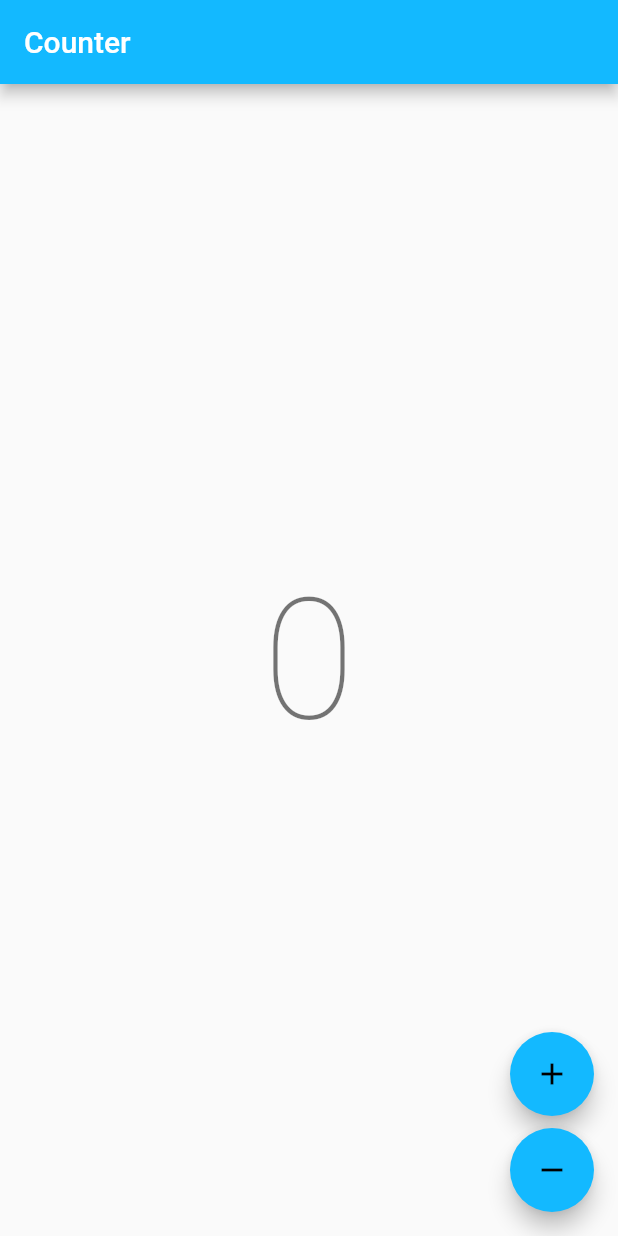
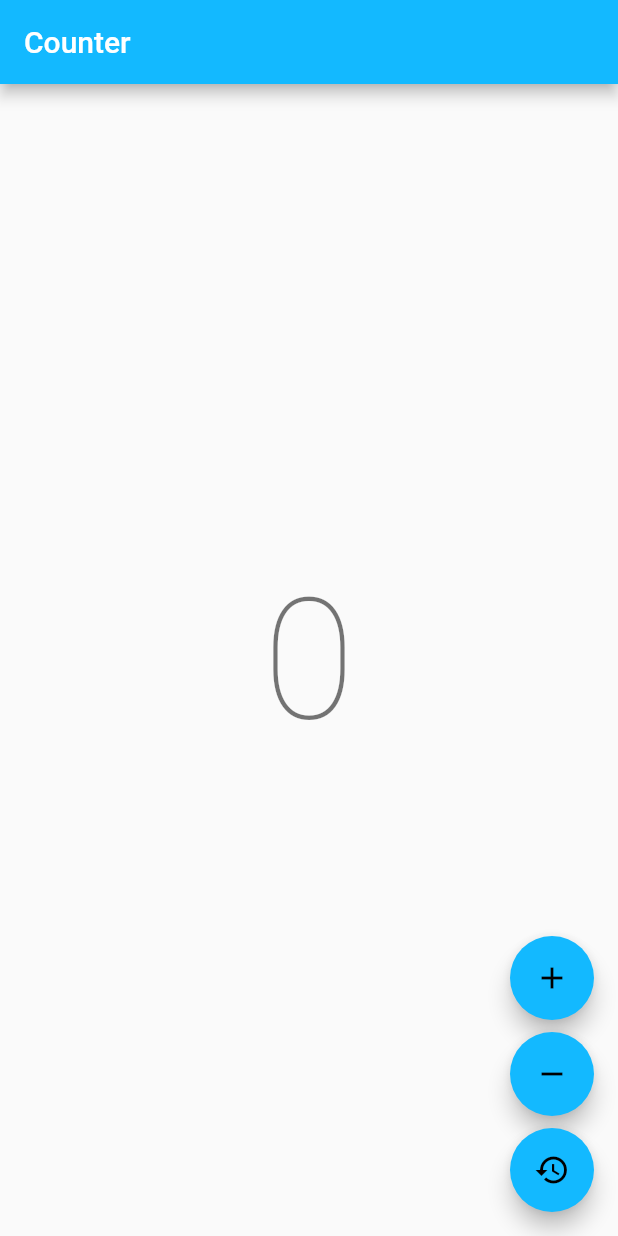
Before and after one commit to edubskiy/flutter-verygood-cli, a Flutter app: the screen it shows after launch, on a phone screen of 412 x 824 dp. Run offline on Flutter 3.47's test engine with Material 2 defaults, Android fonts, the phone set to English and light mode, and no system bars; our stand-ins replace bloc, flutter_bloc; generated files the repository leaves out were written again.

Commit message:
Added cubit to restore state

```diff
--- a/lib/counter/cubit/counter_cubit.dart
+++ b/lib/counter/cubit/counter_cubit.dart
@@ -12,4 +12,5 @@ class CounterCubit extends Cubit<int> {
 
   void increment() => emit(state + 1);
   void decrement() => emit(state - 1);
+  void restore() => emit(0);
 }
--- a/lib/counter/view/counter_page.dart
+++ b/lib/counter/view/counter_page.dart
@@ -44,6 +44,11 @@ class CounterView extends StatelessWidget {
             onPressed: () => context.read<CounterCubit>().decrement(),
             child: const Icon(Icons.remove),
           ),
+          const SizedBox(height: 8),
+          FloatingActionButton(
+            onPressed: () => context.read<CounterCubit>().restore(),
+            child: const Icon(Icons.restore),
+          ),
         ],
       ),
     );
```
